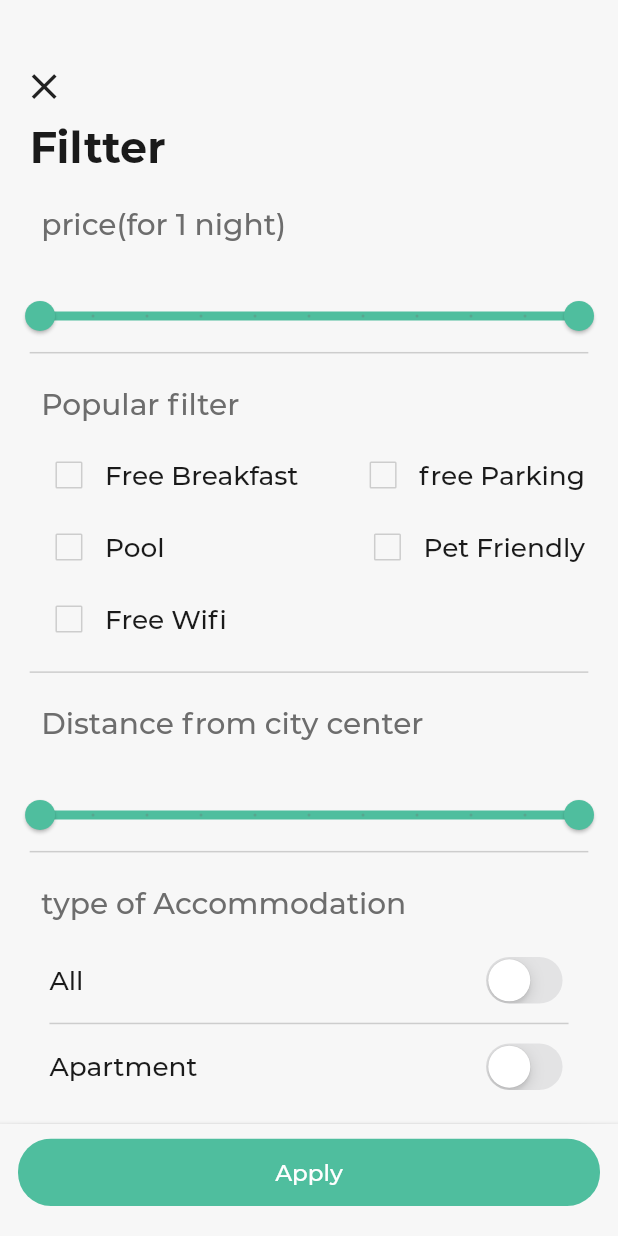
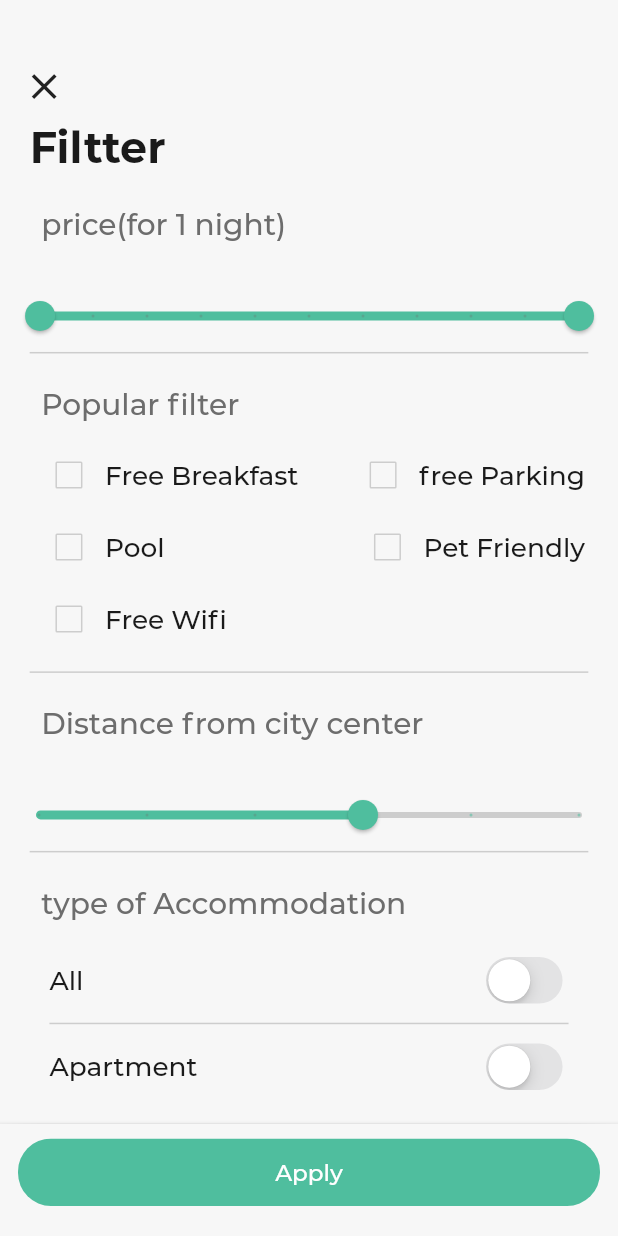
Before and after one commit to amrNaser99/Travinia, a Flutter app: the Filter screen opened directly, on a phone screen of 412 x 824 dp. Run offline on Flutter 3.47's test engine with Material 2 defaults, Android fonts, the phone set to English and light mode, and no system bars; our stand-ins replace bloc, blur, conditional_builder_null_safety, dartz, dio, dot_navigation_bar and 13 more; missing offline and left inert: cr_calendar, password_strength; accounts and stored records are empty; network calls fail; key blocks and very long unbroken strings in the code were emptied for the run.

Commit message:
compliting filter ui

```diff
--- a/lib/presentation/explore/explore_hotels/filter/widgets/distange_range_session.dart
+++ b/lib/presentation/explore/explore_hotels/filter/widgets/distange_range_session.dart
@@ -13,7 +13,7 @@ class DistanceRangeSession extends StatefulWidget {
 }
 
 class _DistanceRangeSessionState extends State<DistanceRangeSession> {
-  RangeValues _currentRangeValues = const RangeValues(50, 5000);
+  double _value = 6;
   @override
   Widget build(BuildContext context) {
     return Column(
@@ -32,26 +32,21 @@ class _DistanceRangeSessionState extends State<DistanceRangeSession> {
         SizedBox(
           height: AppHeight.h20,
         ),
-        SliderTheme(
-          data: SliderTheme.of(context).copyWith(
-            inactiveTickMarkColor: Colors.transparent,
-            activeTickMarkColor: Colors.transparent,
-          ),
-          child: RangeSlider(
-            inactiveColor: Theme.of(context).dividerColor,
-            max: 5000,
-            min: 40,
-            divisions: 10,
-            values: _currentRangeValues,
-            labels: RangeLabels(_currentRangeValues.start.toStringAsFixed(1),
-                _currentRangeValues.end.toStringAsFixed(0)),
-            onChanged: (RangeValues values) {
-              setState(() {
-                _currentRangeValues = values;
-                print(_currentRangeValues);
-              });
-            },
-          ),
+        Slider(
+          inactiveColor: Theme.of(context).dividerColor,
+          max: 10,
+          min: 0,
+          divisions: 5,
+          value: _value,
+          label: _value.toString(),
+          //  RangeLabels(_currentRangeValues.start.toStringAsFixed(1),
+          //     _currentRangeValues.end.toStringAsFixed(0)),
+          onChanged: (newValue) {
+            setState(() {
+              _value = newValue;
+              print(newValue);
+            });
+          },
         ),
       ],
     );
--- a/pubspec.yaml
+++ b/pubspec.yaml
@@ -38,6 +38,7 @@ dependencies:
   fluttertoast:
   intl:
   cr_calendar:
+  syncfusion_flutter_sliders: ^20.2.50
 
 dev_dependencies:
   flutter_launcher_icons:
```
Also changed, not shown: pubspec.lock.
